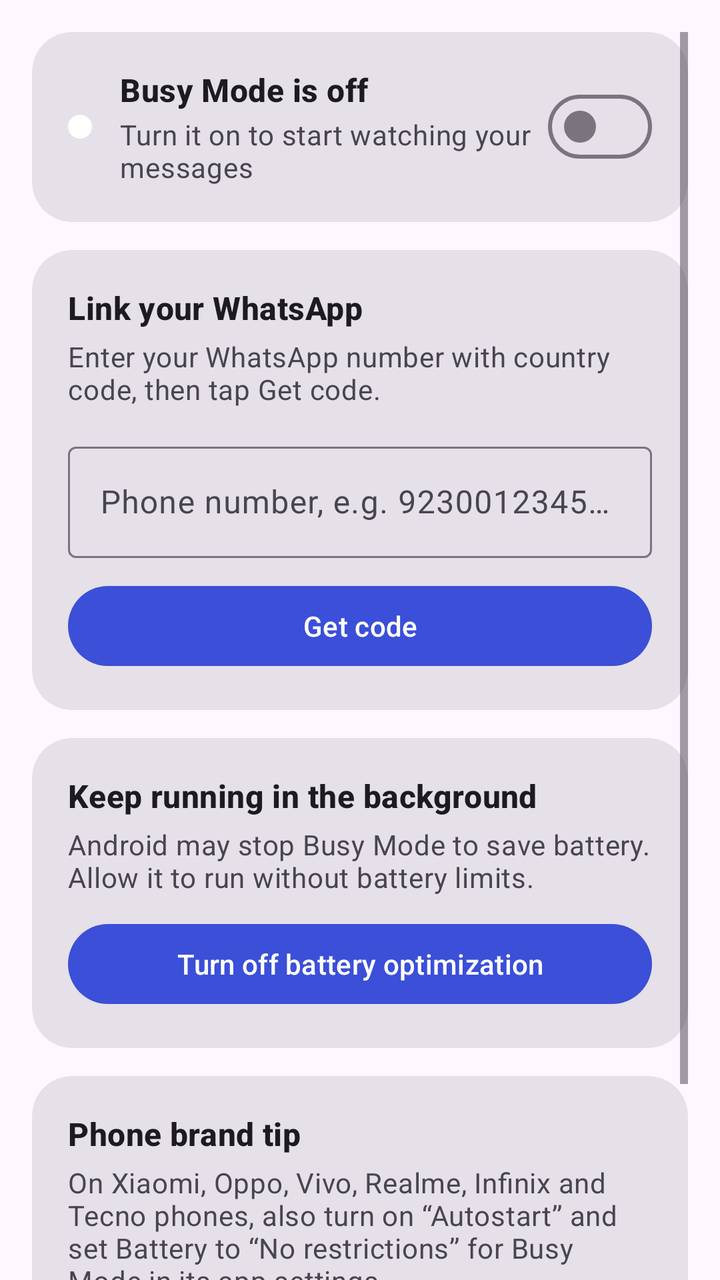
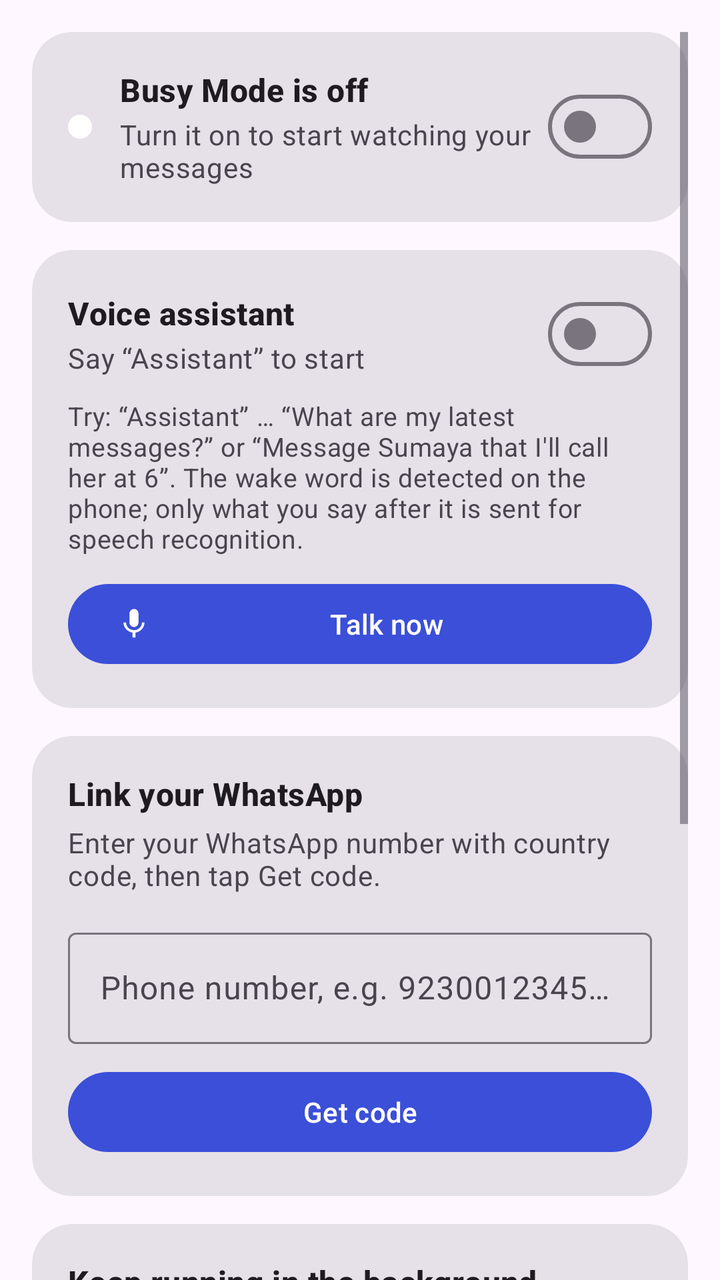

An Android layout rendered at two revisions. The XML below is the earlier revision; the diff shows what the commit changed to produce the second picture.
<!-- AndroidManifest.xml: application theme Theme.BusyMode -->
<!-- res/layout/page_home.xml -->
<?xml version="1.0" encoding="utf-8"?>
<ScrollView xmlns:android="http://schemas.android.com/apk/res/android"
    xmlns:app="http://schemas.android.com/apk/res-auto"
    android:layout_width="match_parent"
    android:layout_height="match_parent"
    android:clipToPadding="false"
    android:padding="16dp">

    <LinearLayout
        android:layout_width="match_parent"
        android:layout_height="wrap_content"
        android:orientation="vertical">

        
        <com.google.android.material.card.MaterialCardView
            style="@style/Card"
            android:layout_width="match_parent"
            android:layout_height="wrap_content">

            <LinearLayout
                android:layout_width="match_parent"
                android:layout_height="wrap_content"
                android:gravity="center_vertical"
                android:orientation="horizontal">

                <View
                    android:id="@+id/status_dot"
                    android:layout_width="12dp"
                    android:layout_height="12dp"
                    android:layout_marginEnd="14dp"
                    android:background="@drawable/dot" />

                <LinearLayout
                    android:layout_width="0dp"
                    android:layout_height="wrap_content"
                    android:layout_weight="1"
                    android:orientation="vertical">

                    <TextView
                        android:id="@+id/status_title"
                        style="@style/CardTitle"
                        android:layout_width="wrap_content"
                        android:layout_height="wrap_content"
                        android:text="Busy Mode is off" />

                    <TextView
                        android:id="@+id/status_sub"
                        style="@style/Hint"
                        android:layout_width="wrap_content"
                        android:layout_height="wrap_content"
                        android:layout_marginTop="2dp"
                        android:text="Turn it on to start watching your messages" />
                </LinearLayout>

                <com.google.android.material.materialswitch.MaterialSwitch
                    android:id="@+id/main_switch"
                    android:layout_width="wrap_content"
                    android:layout_height="wrap_content" />
            </LinearLayout>
        </com.google.android.material.card.MaterialCardView>

        
        <com.google.android.material.card.MaterialCardView
            android:id="@+id/link_card"
            style="@style/Card"
            android:layout_width="match_parent"
            android:layout_height="wrap_content">

            <LinearLayout
                android:layout_width="match_parent"
                android:layout_height="wrap_content"
                android:orientation="vertical">

                <TextView
                    style="@style/CardTitle"
                    android:layout_width="wrap_content"
                    android:layout_height="wrap_content"
                    android:text="Link your WhatsApp" />

                <TextView
                    style="@style/Hint"
                    android:layout_width="wrap_content"
                    android:layout_height="wrap_content"
                    android:layout_marginTop="4dp"
                    android:text="Enter your WhatsApp number with country code, then tap Get code." />

                <com.google.android.material.textfield.TextInputLayout
                    style="@style/Widget.Material3.TextInputLayout.OutlinedBox"
                    android:layout_width="match_parent"
                    android:layout_height="wrap_content"
                    android:layout_marginTop="14dp"
                    android:hint="Phone number, e.g. 923001234567"
                    app:prefixText="+">

                    <com.google.android.material.textfield.TextInputEditText
                        android:id="@+id/phone"
                        android:layout_width="match_parent"
                        android:layout_height="wrap_content"
                        android:inputType="phone"
                        android:maxLines="1" />
                </com.google.android.material.textfield.TextInputLayout>

                <com.google.android.material.button.MaterialButton
                    android:id="@+id/get_code"
                    android:layout_width="match_parent"
                    android:layout_height="wrap_content"
                    android:layout_marginTop="10dp"
                    android:text="Get code" />

                <LinearLayout
                    android:id="@+id/code_box"
                    android:layout_width="match_parent"
                    android:layout_height="wrap_content"
                    android:layout_marginTop="16dp"
                    android:orientation="vertical"
                    android:visibility="gone">

                    <TextView
                        android:id="@+id/code"
                        android:layout_width="match_parent"
                        android:layout_height="wrap_content"
                        android:background="@drawable/pill"
                        android:backgroundTint="?attr/colorPrimaryContainer"
                        android:fontFamily="monospace"
                        android:gravity="center"
                        android:letterSpacing="0.12"
                        android:padding="14dp"
                        android:textColor="?attr/colorOnPrimaryContainer"
                        android:textIsSelectable="true"
                        android:textSize="30sp"
                        android:textStyle="bold"
                        android:text="ABCD-EFGH" />

                    <TextView
                        style="@style/Hint"
                        android:layout_width="match_parent"
                        android:layout_height="wrap_content"
                        android:layout_marginTop="12dp"
                        android:lineSpacingExtra="3dp"
                        android:text="1. Open WhatsApp › ⋮ menu › Linked devices › Link a device\n2. Tap “Link with phone number instead”\n3. Type the code above (it is also in your notifications)" />

                    <LinearLayout
                        android:layout_width="match_parent"
                        android:layout_height="wrap_content"
                        android:layout_marginTop="10dp"
                        android:orientation="horizontal">

                        <com.google.android.material.button.MaterialButton
                            android:id="@+id/copy_code"
                            style="@style/Widget.Material3.Button.TonalButton"
                            android:layout_width="0dp"
                            android:layout_height="wrap_content"
                            android:layout_marginEnd="8dp"
                            android:layout_weight="1"
                            android:text="Copy code" />

                        <com.google.android.material.button.MaterialButton
                            android:id="@+id/open_whatsapp"
                            style="@style/Widget.Material3.Button.TonalButton"
                            android:layout_width="0dp"
                            android:layout_height="wrap_content"
                            android:layout_weight="1"
                            android:text="Open WhatsApp" />
                    </LinearLayout>
                </LinearLayout>
            </LinearLayout>
        </com.google.android.material.card.MaterialCardView>

        
        <com.google.android.material.card.MaterialCardView
            android:id="@+id/battery_card"
            style="@style/Card"
            android:layout_width="match_parent"
            android:layout_height="wrap_content">

            <LinearLayout
                android:layout_width="match_parent"
                android:layout_height="wrap_content"
                android:orientation="vertical">

                <TextView
                    style="@style/CardTitle"
                    android:layout_width="wrap_content"
                    android:layout_height="wrap_content"
                    android:text="Keep running in the background" />

                <TextView
                    style="@style/Hint"
                    android:layout_width="wrap_content"
                    android:layout_height="wrap_content"
                    android:layout_marginTop="4dp"
                    android:text="Android may stop Busy Mode to save battery. Allow it to run without battery limits." />

                <com.google.android.material.button.MaterialButton
                    android:id="@+id/battery_btn"
                    android:layout_width="match_parent"
                    android:layout_height="wrap_content"
                    android:layout_marginTop="10dp"
                    android:text="Turn off battery optimization" />
            </LinearLayout>
        </com.google.android.material.card.MaterialCardView>

        <com.google.android.material.card.MaterialCardView
            style="@style/Card"
            android:layout_width="match_parent"
            android:layout_height="wrap_content">

            <LinearLayout
                android:layout_width="match_parent"
                android:layout_height="wrap_content"
                android:orientation="vertical">

                <TextView
                    style="@style/CardTitle"
                    android:layout_width="wrap_content"
                    android:layout_height="wrap_content"
                    android:text="Phone brand tip" />

                <TextView
                    style="@style/Hint"
                    android:layout_width="wrap_content"
                    android:layout_height="wrap_content"
                    android:layout_marginTop="4dp"
                    android:text="On Xiaomi, Oppo, Vivo, Realme, Infinix and Tecno phones, also turn on “Autostart” and set Battery to “No restrictions” for Busy Mode in its app settings." />

                <com.google.android.material.button.MaterialButton
                    android:id="@+id/app_settings_btn"
                    style="@style/Widget.Material3.Button.TonalButton"
                    android:layout_width="match_parent"
                    android:layout_height="wrap_content"
                    android:layout_marginTop="10dp"
                    android:text="Open app settings" />
            </LinearLayout>
        </com.google.android.material.card.MaterialCardView>

        <com.google.android.material.button.MaterialButton
            android:id="@+id/unlink"
            style="@style/Widget.Material3.Button.TextButton"
            android:layout_width="wrap_content"
            android:layout_height="wrap_content"
            android:layout_gravity="center_horizontal"
            android:text="Unlink WhatsApp"
            android:textColor="@color/bad"
            android:visibility="gone" />
    </LinearLayout>
</ScrollView>
<!-- resources referenced by this layout -->
<resources>
  <color name="bad">#C8423B</color>
  <!-- drawable dot (drawable) -->
  <shape xmlns:android="http://schemas.android.com/apk/res/android" android:shape="oval">
      <solid android:color="#FFFFFF"/>
      <size android:width="12dp" android:height="12dp"/>
  </shape>
  <!-- drawable pill (drawable) -->
  <shape xmlns:android="http://schemas.android.com/apk/res/android" android:shape="rectangle">
      <solid android:color="#FFFFFF"/>
      <corners android:radius="99dp"/>
  </shape>
  <style name="Card" parent="Widget.Material3.CardView.Filled">
          <item name="cardCornerRadius">20dp</item>
          <item name="contentPadding">18dp</item>
          <item name="android:layout_marginBottom">14dp</item>
      </style>
  <style name="CardTitle">
          <item name="android:textAppearance">?attr/textAppearanceTitleMedium</item>
          <item name="android:textStyle">bold</item>
      </style>
  <style name="Hint">
          <item name="android:textAppearance">?attr/textAppearanceBodyMedium</item>
          <item name="android:textColor">?android:attr/textColorSecondary</item>
      </style>
  <style name="Theme.BusyMode" parent="Theme.Material3.DayNight.NoActionBar">
          <item name="colorPrimary">@color/brand</item>
          <item name="colorOnPrimary">#FFFFFF</item>
          <item name="colorPrimaryContainer">@color/brand_container</item>
          <item name="colorOnPrimaryContainer">#101A66</item>
          <item name="colorSecondary">@color/brand</item>
          <item name="android:statusBarColor">?attr/colorSurface</item>
          <item name="android:windowLightStatusBar">true</item>
          <item name="android:navigationBarColor">?attr/colorSurfaceContainer</item>
      </style>
  <color name="brand">#3B4FD8</color>
  <color name="brand_container">#E3E7FF</color>
</resources>

<!-- the commit's change to res/layout/page_home.xml (unified diff, before → after) -->
@@ -56,6 +56,69 @@
                     android:id="@+id/main_switch"
                     android:layout_width="wrap_content"
                     android:layout_height="wrap_content" />
+            </LinearLayout>
+        </com.google.android.material.card.MaterialCardView>
+
+        
+        <com.google.android.material.card.MaterialCardView
+            android:id="@+id/voice_card"
+            style="@style/Card"
+            android:layout_width="match_parent"
+            android:layout_height="wrap_content">
+
+            <LinearLayout
+                android:layout_width="match_parent"
+                android:layout_height="wrap_content"
+                android:orientation="vertical">
+
+                <LinearLayout
+                    android:layout_width="match_parent"
+                    android:layout_height="wrap_content"
+                    android:gravity="center_vertical"
+                    android:orientation="horizontal">
+
+                    <LinearLayout
+                        android:layout_width="0dp"
+                        android:layout_height="wrap_content"
+                        android:layout_weight="1"
+                        android:orientation="vertical">
+
+                        <TextView
+                            style="@style/CardTitle"
+                            android:layout_width="wrap_content"
+                            android:layout_height="wrap_content"
+                            android:text="Voice assistant" />
+
+                        <TextView
+                            android:id="@+id/voice_status"
+                            style="@style/Hint"
+                            android:layout_width="wrap_content"
+                            android:layout_height="wrap_content"
+                            android:layout_marginTop="2dp"
+                            android:text="Say “Assistant” to start" />
+                    </LinearLayout>
+
+                    <com.google.android.material.materialswitch.MaterialSwitch
+                        android:id="@+id/voice_switch"
+                        android:layout_width="wrap_content"
+                        android:layout_height="wrap_content" />
+                </LinearLayout>
+
+                <TextView
+                    style="@style/Hint"
+                    android:layout_width="match_parent"
+                    android:layout_height="wrap_content"
+                    android:layout_marginTop="8dp"
+                    android:textSize="13sp"
+                    android:text="Try: “Assistant” … “What are my latest messages?” or “Message Sumaya that I'll call her at 6”. The wake word is detected on the phone; only what you say after it is sent for speech recognition." />
+
+                <com.google.android.material.button.MaterialButton
+                    android:id="@+id/talk_now"
+                    android:layout_width="match_parent"
+                    android:layout_height="wrap_content"
+                    android:layout_marginTop="10dp"
+                    android:text="Talk now"
+                    app:icon="@drawable/ic_mic" />
             </LinearLayout>
         </com.google.android.material.card.MaterialCardView>
 
<!-- resource entries referenced after the edit -->
@@ -6,6 +6,10 @@
       <solid android:color="#FFFFFF"/>
       <size android:width="12dp" android:height="12dp"/>
   </shape>
+  <!-- drawable ic_mic (drawable) -->
+  <vector xmlns:android="http://schemas.android.com/apk/res/android" android:width="24dp" android:height="24dp" android:viewportWidth="24" android:viewportHeight="24" android:tint="?attr/colorControlNormal">
+      <path android:fillColor="@android:color/white" android:pathData="M12,14c1.66,0 2.99,-1.34 2.99,-3L15,5c0,-1.66 -1.34,-3 -3,-3S9,3.34 9,5v6c0,1.66 1.34,3 3,3zM17.3,11c0,3 -2.54,5.1 -5.3,5.1S6.7,14 6.7,11H5c0,3.41 2.72,6.23 6,6.72V21h2v-3.28c3.28,-0.48 6,-3.3 6,-6.72h-1.7z"/>
+  </vector>
   <!-- drawable pill (drawable) -->
   <shape xmlns:android="http://schemas.android.com/apk/res/android" android:shape="rectangle">
       <solid android:color="#FFFFFF"/>
